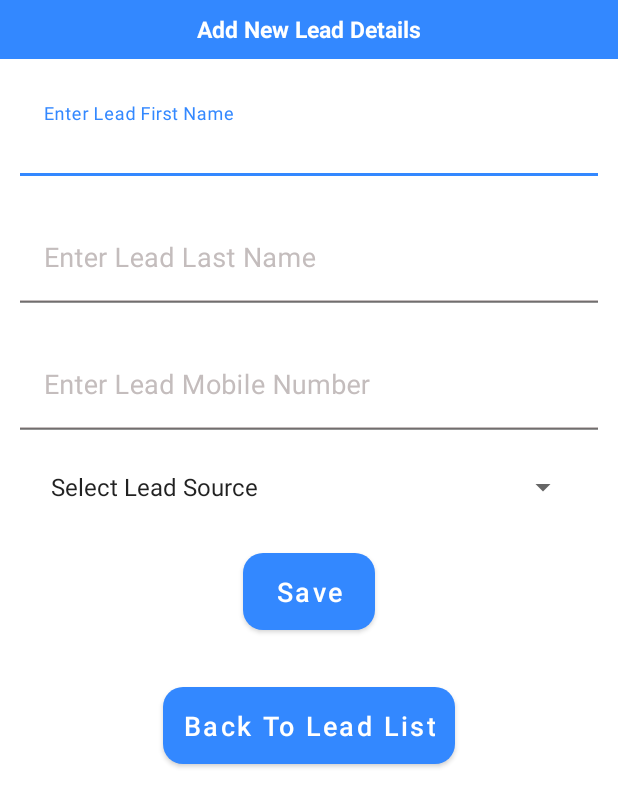
After one commit to Pratik-Dhage/SmartCallNew, an Android app: the NewLeadDetailsActivity screen opened directly, with no data from a screen before it, on a phone screen of 412 x 824 dp. The commit adds this screen. Shown: the top 807 px of the screen. Run offline under Robolectric (Android 15) with nearby library versions, the phone set to English and light mode, and no system bars; our stand-ins replace data binding, sdp/ssp sizes.

Commit message:
NewLeadDetailsActivity added with spinner

```diff
--- a/app/src/main/java/com/example/test/lead/LeadsActivity.java
+++ b/app/src/main/java/com/example/test/lead/LeadsActivity.java
@@ -3,11 +3,13 @@ package com.example.test.lead;
 import androidx.appcompat.app.AppCompatActivity;
 import androidx.databinding.DataBindingUtil;
 
+import android.content.Intent;
 import android.os.Bundle;
 import android.view.View;
 
 import com.example.test.R;
 import com.example.test.databinding.ActivityLeadsBinding;
+import com.example.test.login.LoginActivity;
 
 public class LeadsActivity extends AppCompatActivity {
 
@@ -29,5 +31,13 @@ public class LeadsActivity extends AppCompatActivity {
     }
 
     private void onClickListener() {
+        binding.leadFloatingActionButton.setOnClickListener(new View.OnClickListener() {
+            @Override
+            public void onClick(View v) {
+
+                Intent newLeadIntent = new Intent(LeadsActivity.this,NewLeadDetailsActivity.class);
+                startActivity(newLeadIntent);
+            }
+        });
     }
 }
--- /dev/null
+++ b/app/src/main/java/com/example/test/lead/NewLeadDetailsActivity.java
@@ -0,0 +1,180 @@
+package com.example.test.lead;
+
+import androidx.appcompat.app.AppCompatActivity;
+import androidx.databinding.DataBindingUtil;
+
+import android.os.Bundle;
+import android.text.Editable;
+import android.text.TextWatcher;
+import android.view.View;
+import android.widget.AdapterView;
+import android.widget.ArrayAdapter;
+
+import com.example.test.R;
+import com.example.test.databinding.ActivityNewLeadDetailsBinding;
+import com.example.test.helper_classes.Global;
+import com.example.test.helper_classes.NetworkUtilities;
+
+import java.util.ArrayList;
+
+public class NewLeadDetailsActivity extends AppCompatActivity {
+
+    ActivityNewLeadDetailsBinding binding;
+    View view;
+
+
+    @Override
+    protected void onCreate(Bundle savedInstanceState) {
+        super.onCreate(savedInstanceState);
+
+        initializeFields();
+        spinnerData();
+        CustomTextWatcher();
+        onClickListener();
+    }
+
+    private void spinnerData() {
+        ArrayList<String> spinnerItems = new ArrayList<>();
+        spinnerItems.add("Select Lead Source");
+        spinnerItems.add("Lead Source 1");
+        spinnerItems.add("Lead Source 2");
+        spinnerItems.add("Lead Source 3");
+
+        //attach data items to Array Adapter
+        ArrayAdapter<String> adapter = new ArrayAdapter<>(this, android.R.layout.simple_spinner_item, spinnerItems);
+
+        //set DropDown to Array Adapter
+        adapter.setDropDownViewResource(android.R.layout.simple_spinner_dropdown_item);
+
+        binding.spinnerLeadSource.setAdapter(adapter);  // set Adapter to Spinner
+
+        //Spinner
+        binding.spinnerLeadSource.setOnItemSelectedListener(new AdapterView.OnItemSelectedListener() {
+            @Override
+            public void onItemSelected(AdapterView<?> parent, View view, int position, long id) {
+
+            }
+
+            @Override
+            public void onNothingSelected(AdapterView<?> parent) {
+
+            }
+        });
+
+    }
+
+    private void initializeFields() {
+        binding = DataBindingUtil. setContentView(this,R.layout.activity_new_lead_details);
+        view = binding.getRoot();
+
+
+    }
+
+    private void onClickListener() {
+
+        //Back to Lead List
+        binding.btnBackToLeadList.setOnClickListener(new View.OnClickListener() {
+            @Override
+            public void onClick(View v) {
+                onBackPressed(); // go back to Lead List
+            }
+        });
+
+         // Save Button
+        binding.btnSaveLead.setOnClickListener(new View.OnClickListener() {
+            @Override
+            public void onClick(View v) {
+
+                if(NetworkUtilities.getConnectivityStatus(NewLeadDetailsActivity.this)){
+
+                    if(validations()){
+                        Global.showToast(NewLeadDetailsActivity.this,getResources().getString(R.string.ok));
+                    }
+
+                }
+                else{
+                    Global.showSnackBar(view, getResources().getString(R.string.check_internet_connection));
+                }
+
+
+            }
+        });
+
+    }
+
+    private boolean validations(){
+
+        if(binding.edtLeadFirstName.getText().toString().isEmpty()){
+           binding.inputLayoutFirstName.setError(getResources().getString(R.string.lead_first_name_cannot_be_empty));
+            return false;
+        }
+
+        if(binding.edtLeadLastName.getText().toString().isEmpty()){
+            binding.inputLayoutLastName.setError(getResources().getString(R.string.lead_last_name_cannot_be_empty));
+            return false;
+        }
+
+        if(binding.edtLeadMobileNumber.getText().toString().isEmpty()){
+            binding.inputLayoutMobileNumber.setError(getResources().getString(R.string.lead_mobile_number_cannot_be_empty));
+            return false;
+        }
+
+         if(binding.spinnerLeadSource.getSelectedItemPosition()==0){
+             Global.showToast(this,getResources().getString(R.string.please_select_lead_source));
+             return false;
+         }
+
+
+        return true;
+    }
+
+    private void CustomTextWatcher(){
+
+        binding.edtLeadFirstName.addTextChangedListener(new TextWatcher() {
+            @Override
+            public void beforeTextChanged(CharSequence s, int start, int count, int after) {
+            }
+
+            @Override
+            public void onTextChanged(CharSequence s, int start, int before, int count) {
+                 binding.inputLayoutFirstName.setError(null);
+            }
+
+            @Override
+            public void afterTextChanged(Editable s) {
+            }
+        });
+
+        binding.edtLeadLastName.addTextChangedListener(new TextWatcher() {
+            @Override
+            public void beforeTextChanged(CharSequence s, int start, int count, int after) {
+            }
+
+            @Override
+            public void onTextChanged(CharSequence s, int start, int before, int count) {
+                binding.inputLayoutLastName.setError(null);
+            }
+
+            @Override
+            public void afterTextChanged(Editable s) {
+            }
+        });
+
+        binding.edtLeadMobileNumber.addTextChangedListener(new TextWatcher() {
+            @Override
+            public void beforeTextChanged(CharSequence s, int start, int count, int after) {
+            }
+
+            @Override
+            public void onTextChanged(CharSequence s, int start, int before, int count) {
+                binding.inputLayoutMobileNumber.setError(null);
+            }
+
+            @Override
+            public void afterTextChanged(Editable s) {
+            }
+        });
+
+
+    }
+}
--- /dev/null
+++ b/app/src/main/res/layout/activity_new_lead_details.xml
@@ -0,0 +1,144 @@
+<?xml version="1.0" encoding="utf-8"?>
+<layout>
+
+    <androidx.constraintlayout.widget.ConstraintLayout xmlns:android="http://schemas.android.com/apk/res/android"
+        xmlns:app="http://schemas.android.com/apk/res-auto"
+        xmlns:tools="http://schemas.android.com/tools"
+        style="@style/MainConstraintStyle"
+        android:layout_width="match_parent"
+        android:layout_height="match_parent"
+        tools:context=".lead.NewLeadDetailsActivity">
+
+        <androidx.appcompat.widget.Toolbar
+            android:id="@+id/toolbar"
+            style="@style/toolBarStyle"
+            android:background="@color/textBlue"
+            app:layout_constraintEnd_toEndOf="parent"
+            app:layout_constraintStart_toStartOf="parent"
+            app:layout_constraintTop_toTopOf="parent">
+
+            <TextView
+                android:layout_width="wrap_content"
+                android:layout_height="wrap_content"
+                android:layout_gravity="center"
+                android:text="@string/add_new_lead_details"
+                android:textAlignment="center"
+                android:textColor="@color/white"
+                android:textSize="@dimen/_12ssp"
+                android:textStyle="bold" />
+
+        </androidx.appcompat.widget.Toolbar>
+
+        <ScrollView
+            android:id="@+id/LeadsDetailScrollView"
+            android:layout_width="match_parent"
+            android:layout_height="wrap_content"
+            android:layout_marginTop="@dimen/_15sdp"
+            android:fillViewport="true"
+            app:layout_constraintTop_toBottomOf="@id/toolbar">
+
+            <androidx.constraintlayout.widget.ConstraintLayout
+                android:layout_width="match_parent"
+                android:layout_height="wrap_content">
+
+                <com.google.android.material.textfield.TextInputLayout
+                    android:id="@+id/inputLayoutFirstName"
+                    style="@style/text_input_layout"
+                    app:layout_constraintEnd_toEndOf="parent"
+                    app:layout_constraintStart_toStartOf="parent"
+                    app:layout_constraintTop_toTopOf="parent">
+
+                    <com.google.android.material.textfield.TextInputEditText
+                        android:id="@+id/edtLeadFirstName"
+                        style="@style/editTextStyle"
+                        android:hint="@string/enter_lead_first_name"
+                        android:inputType="text"
+                        app:layout_constraintEnd_toEndOf="parent"
+                        app:layout_constraintStart_toStartOf="parent" />
+
+                </com.google.android.material.textfield.TextInputLayout>
+
+                <com.google.android.material.textfield.TextInputLayout
+                    android:id="@+id/inputLayoutLastName"
+                    style="@style/text_input_layout"
+                    android:layout_marginTop="@dimen/_20sdp"
+                    app:layout_constraintEnd_toEndOf="parent"
+                    app:layout_constraintStart_toStartOf="parent"
+                    app:layout_constraintTop_toBottomOf="@id/inputLayoutFirstName">
+
+                    <com.google.android.material.textfield.TextInputEditText
+                        android:id="@+id/edtLeadLastName"
+                        style="@style/editTextStyle"
+                        android:hint="@string/enter_lead_last_name"
+                        android:inputType="text"
+                        app:layout_constraintEnd_toEndOf="parent"
+                        app:layout_constraintStart_toStartOf="parent" />
+
+                </com.google.android.material.textfield.TextInputLayout>
+
+                <com.google.android.material.textfield.TextInputLayout
+                    android:id="@+id/inputLayoutMobileNumber"
+                    style="@style/text_input_layout"
+                    android:layout_marginTop="@dimen/_20sdp"
+                    app:layout_constraintEnd_toEndOf="parent"
+                    app:layout_constraintStart_toStartOf="parent"
+                    app:layout_constraintTop_toBottomOf="@id/inputLayoutLastName">
+
+                    <com.google.android.material.textfield.TextInputEditText
+                        android:id="@+id/edtLeadMobileNumber"
+                        style="@style/editTextStyle"
+                        android:digits="1234567890"
+                        android:hint="@string/enter_lead_mobile_number"
+                        android:inputType="number"
+                        app:layout_constraintEnd_toEndOf="parent"
+                        app:layout_constraintStart_toStartOf="parent" />
+
+                </com.google.android.material.textfield.TextInputLayout>
+
+
+                <Spinner
+                    android:id="@+id/spinnerLeadSource"
+                    android:layout_width="match_parent"
+                    android:layout_height="wrap_content"
+                    android:layout_marginStart="@dimen/_20sdp"
+                    android:layout_marginEnd="@dimen/_20sdp"
+                    app:layout_constraintStart_toStartOf="@id/inputLayoutMobileNumber"
+                    app:layout_constraintEnd_toEndOf="@id/inputLayoutMobileNumber"
+                    android:layout_marginTop="@dimen/_20sdp"
+                    android:spinnerMode="dropdown"
+                    app:layout_constraintTop_toBottomOf="@id/inputLayoutMobileNumber" />
+
+
+                <Button
+                    android:id="@+id/btnSaveLead"
+                    style="@style/ButtonStyle"
+                    android:layout_width="wrap_content"
+                    android:layout_height="wrap_content"
+                    android:layout_marginTop="@dimen/_20sdp"
+                    android:padding="@dimen/_10sdp"
+                    android:text="@string/save"
+                    app:layout_constraintEnd_toEndOf="parent"
+                    app:layout_constraintStart_toStartOf="parent"
+                    app:layout_constraintTop_toBottomOf="@+id/spinnerLeadSource" />
+
+                <Button
+                    android:id="@+id/btnBackToLeadList"
+                    style="@style/ButtonStyle"
+                    android:layout_width="wrap_content"
+                    android:layout_height="wrap_content"
+                    android:layout_marginTop="@dimen/_20sdp"
+                    android:padding="@dimen/_10sdp"
+                    android:text="@string/back_to_lead_list"
+                    app:layout_constraintEnd_toEndOf="parent"
+                    app:layout_constraintStart_toStartOf="parent"
+                    app:layout_constraintTop_toBottomOf="@+id/btnSaveLead" />
+
+
+            </androidx.constraintlayout.widget.ConstraintLayout>
+
+
+        </ScrollView>
+
+
+    </androidx.constraintlayout.widget.ConstraintLayout>
+</layout>
--- a/app/src/main/res/values/strings.xml
+++ b/app/src/main/res/values/strings.xml
@@ -44,6 +44,16 @@
     <string name="test_custom_dialog_title">Test Custom Dialog</string>
     <string name="login_details_verified">Login Details Verified</string>
     <string name="test_dialog_title">Test Dialog</string>
+    <string name="enter_mpin">Enter mPin</string>
+    <string name="forgot_mpin">Forgot mPin ?</string>
+    <string name="ok">OK</string>
+    <string name="this_is_a_custom_dialog_box_where_text_will_be_displayed">This is a custom dialog box\nwhere text will be displayed</string>
+    <string name="add_new_lead_details">Add New Lead Details</string>
+    <string name="enter_lead_first_name">Enter Lead First Name</string>
+    <string name="enter_lead_last_name">Enter Lead Last Name</string>
+    <string name="enter_lead_mobile_number">Enter Lead Mobile Number</string>
+    <string name="save">Save</string>
+    <string name="back_to_lead_list">Back To Lead List</string>
 
 
     <!--validations-->
@@ -54,10 +64,10 @@
     <string name="enter_valid_otp">Enter valid OTP</string>
     <string name="pin_cannot_be_empty">Pin cannot be empty</string>
     <string name="pin_not_matching">Pin not matching</string>
-    <string name="enter_mpin">Enter mPin</string>
-    <string name="forgot_mpin">Forgot mPin ?</string>
-    <string name="ok">OK</string>
-    <string name="this_is_a_custom_dialog_box_nwhere_text_will_be_displayed">This is a custom dialog box\nwhere text will be displayed</string>
+    <string name="lead_first_name_cannot_be_empty">Lead first name cannot be empty </string>
+    <string name="lead_last_name_cannot_be_empty">Lead last name cannot be empty </string>
+    <string name="lead_mobile_number_cannot_be_empty">Lead mobile number cannot be empty </string>
+    <string name="please_select_lead_source">Please select lead source </string>
 
 
 </resources>
```
Also changed, not shown: app/src/main/AndroidManifest.xml (+20 -11 lines).
